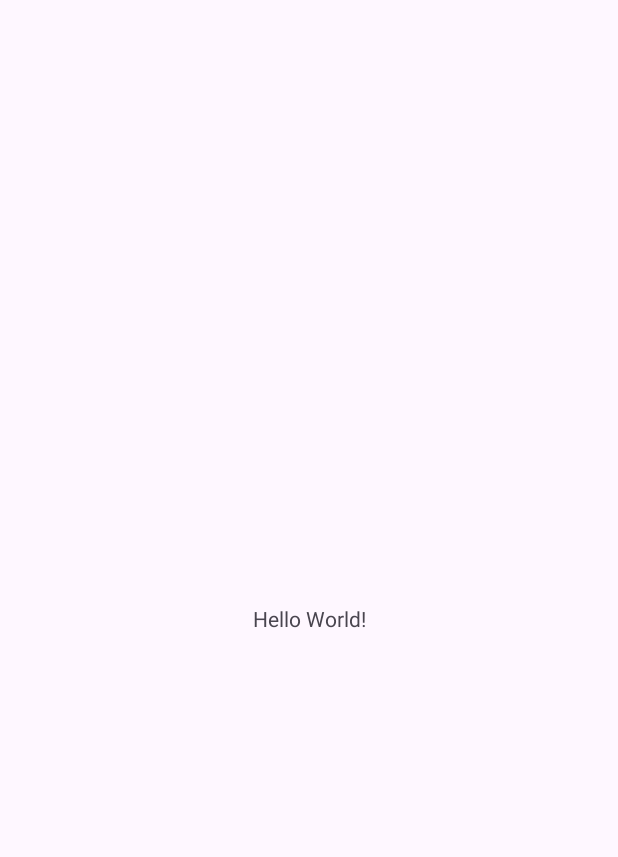
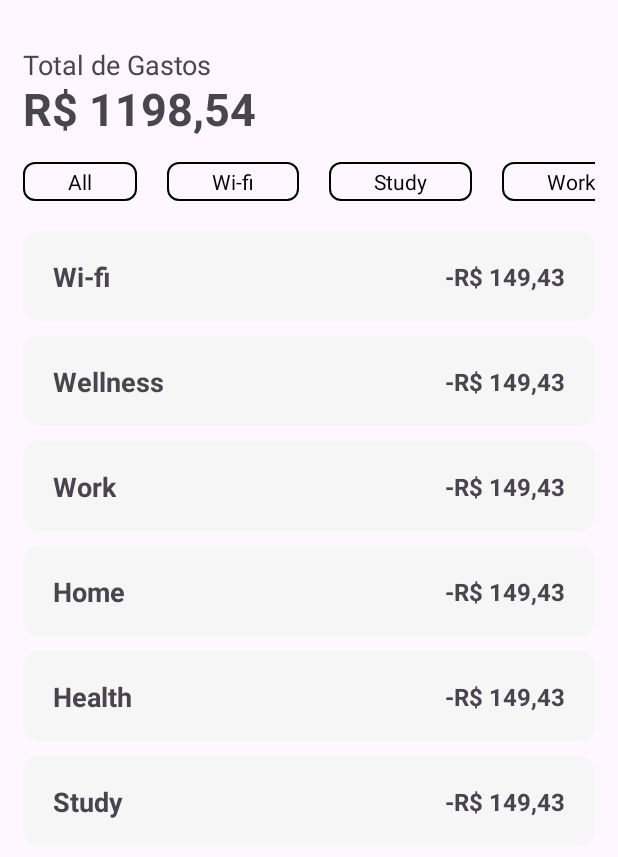
Before and after one commit to pedrocerqueiras/HackSprintFinTrack, an Android app: the screen it shows after launch (MainActivity), on a phone screen of 412 x 824 dp. Before the commit the part shown is almost empty. Shown: the top 857 px of the screen. Run offline under Robolectric (Android 15) with nearby library versions, the phone set to English and light mode, and no system bars.

Commit message:
Tela inicial do projeto

```diff
--- /dev/null
+++ b/app/src/main/java/com/example/fintrack/CategoryListAdapter.kt
@@ -0,0 +1,60 @@
+package com.example.fintrack
+
+import android.view.LayoutInflater
+import android.view.View
+import android.view.ViewGroup
+import android.widget.TextView
+import androidx.recyclerview.widget.DiffUtil
+import androidx.recyclerview.widget.ListAdapter
+import androidx.recyclerview.widget.RecyclerView
+
+class CategoryListAdapter :
+    ListAdapter<CategoryUiData, CategoryListAdapter.CategoryViewHolder>(CategoryDiffUtils()) {
+
+
+    private lateinit var onClick: (CategoryUiData) -> Unit
+
+    fun setOnClickListener(onClick: (CategoryUiData) -> Unit) {
+        this.onClick = onClick
+    }
+
+
+    override fun onCreateViewHolder(parent: ViewGroup, viewType: Int): CategoryViewHolder {
+        val view: View = LayoutInflater
+            .from(parent.context)
+            .inflate(R.layout.item_category, parent, false)
+
+        return CategoryViewHolder(view)
+    }
+
+    override fun onBindViewHolder(holder: CategoryViewHolder, position: Int) {
+        val category = getItem(position)
+        holder.bind(category, onClick)
+    }
+
+    class CategoryViewHolder(private val view: View) : RecyclerView.ViewHolder(view) {
+        val tvCategory = view.findViewById<TextView>(R.id.tv_category)
+
+        fun bind(categoryUiData: CategoryUiData, onClick: (CategoryUiData) -> Unit) {
+            tvCategory.text = categoryUiData.name
+            tvCategory.isSelected = categoryUiData.isSelected
+
+            view.setOnClickListener {
+                onClick.invoke(categoryUiData)
+            }
+        }
+    }
+
+    class CategoryDiffUtils: DiffUtil.ItemCallback<CategoryUiData>() {
+        override fun areItemsTheSame(oldItem: CategoryUiData, newItem: CategoryUiData): Boolean {
+            return oldItem == newItem
+        }
+
+        override fun areContentsTheSame(oldItem: CategoryUiData, newItem: CategoryUiData): Boolean {
+            return oldItem.name == newItem.name
+        }
+
+    }
+
+
+}
--- /dev/null
+++ b/app/src/main/java/com/example/fintrack/CategoryUiData.kt
@@ -0,0 +1,6 @@
+package com.example.fintrack
+
+data class CategoryUiData(
+    val name: String,
+    val isSelected: Boolean
+)
--- /dev/null
+++ b/app/src/main/java/com/example/fintrack/ExpenseListAdapter.kt
@@ -0,0 +1,49 @@
+package com.example.fintrack
+
+import android.view.LayoutInflater
+import android.view.View
+import android.view.ViewGroup
+import android.widget.TextView
+import androidx.recyclerview.widget.DiffUtil.ItemCallback
+import androidx.recyclerview.widget.ListAdapter
+import androidx.recyclerview.widget.RecyclerView
+
+class ExpenseListAdapter :
+    ListAdapter<ExpenseUiData, ExpenseListAdapter.ViewHolderExpense>(ExpenseDiffUtil()) {
+
+    override fun onCreateViewHolder(parent: ViewGroup, viewType: Int): ViewHolderExpense {
+        val view = LayoutInflater
+            .from(parent.context)
+            .inflate(R.layout.item_expense, parent, false)
+
+        return ViewHolderExpense(view)
+    }
+
+    override fun onBindViewHolder(holder: ViewHolderExpense, position: Int) {
+        val expense = getItem(position)
+        holder.bind(expense)
+    }
+
+    class ViewHolderExpense(private val view: View) : RecyclerView.ViewHolder(view) {
+        val tvTittle = view.findViewById<TextView>(R.id.tv_expense_tittle)
+        val tvAmount = view.findViewById<TextView>(R.id.tv_expense_amount)
+
+        fun bind(expenseUiData: ExpenseUiData) {
+            val formattedAmount = " -R$ ${expenseUiData.amount.toString().replace(".", ",")}"
+            tvTittle.text = expenseUiData.category
+            tvAmount.text = formattedAmount
+        }
+    }
+
+    class ExpenseDiffUtil : ItemCallback<ExpenseUiData>() {
+        override fun areItemsTheSame(oldItem: ExpenseUiData, newItem: ExpenseUiData): Boolean {
+            return oldItem == newItem
+        }
+
+        override fun areContentsTheSame(oldItem: ExpenseUiData, newItem: ExpenseUiData): Boolean {
+            return oldItem.category == newItem.category
+        }
+
+    }
+
+}
--- /dev/null
+++ b/app/src/main/java/com/example/fintrack/ExpenseUiData.kt
@@ -0,0 +1,6 @@
+package com.example.fintrack
+
+data class ExpenseUiData(
+    val category: String,
+    val amount: Float
+)
--- a/app/src/main/java/com/example/fintrack/MainActivity.kt
+++ b/app/src/main/java/com/example/fintrack/MainActivity.kt
@@ -3,12 +3,100 @@ package com.example.fintrack
 import android.os.Bundle
 import androidx.activity.enableEdgeToEdge
 import androidx.appcompat.app.AppCompatActivity
-import androidx.core.view.ViewCompat
-import androidx.core.view.WindowInsetsCompat
+import androidx.recyclerview.widget.RecyclerView
 
 class MainActivity : AppCompatActivity() {
     override fun onCreate(savedInstanceState: Bundle?) {
         super.onCreate(savedInstanceState)
+        enableEdgeToEdge()
         setContentView(R.layout.activity_main)
+
+        val adapterCategory = CategoryListAdapter()
+        val rvCategory = findViewById<RecyclerView>(R.id.rv_category_list)
+
+        val adapterExpense = ExpenseListAdapter()
+        val rvExpense = findViewById<RecyclerView>(R.id.rv_expense_list)
+
+        adapterCategory.setOnClickListener { selected ->
+            val categoryTemp = categories.map { item ->
+                when{
+                    item.name == selected.name && !item.isSelected -> item.copy(isSelected = true)
+                    item.name == selected.name && item.isSelected -> item.copy(isSelected = false)
+                    else -> item
+                }
+            }
+
+            val expenseTemp =
+                if (selected.name != "All") {
+                    amount.filter { it.category == selected.name }
+                } else {
+                    amount
+                }
+            adapterExpense.submitList(expenseTemp)
+
+            adapterCategory.submitList(categoryTemp)
+        }
+
+
+        rvCategory.adapter = adapterCategory
+        adapterCategory.submitList(categories)
+
+        rvExpense.adapter = adapterExpense
+        adapterExpense.submitList(amount)
+
+
+
+
+
+
+
+
     }
+    val categories = listOf(
+        CategoryUiData(
+            name = "All",
+            isSelected = false
+        ),
+        CategoryUiData(
+            name = "Wi-fi",
+            isSelected = false
+        ),
+        CategoryUiData(
+            name = "Study",
+            isSelected = false
+        ),
+        CategoryUiData(
+            name = "Work",
+            isSelected = false
+        ),
+        CategoryUiData(
+            name = "Wellness",
+            isSelected = false
+        ),
+        CategoryUiData(
+            name = "Home",
+            isSelected = false
+        ),
+        CategoryUiData(
+            name = "Health",
+            isSelected = false
+        ),
+    )
+
+    val amount = listOf(
+        ExpenseUiData(
+            "Wi-fi",149.43f ),
+        ExpenseUiData(
+            "Wellness",149.43f ),
+        ExpenseUiData(
+            "Work",149.43f ),
+        ExpenseUiData(
+            "Home",149.43f ),
+        ExpenseUiData(
+            "Health",149.43f ),
+        ExpenseUiData(
+            "Study",149.43f ),
+    )
+
+
 }
--- /dev/null
+++ b/app/src/main/res/drawable/filter_border_background.xml
@@ -0,0 +1,20 @@
+<?xml version="1.0" encoding="utf-8"?>
+<selector xmlns:android="http://schemas.android.com/apk/res/android">
+    <item android:state_selected="true">
+        <shape android:shape="rectangle">
+            <solid android:color="@color/black" />
+            <corners android:radius="7dp" />
+        </shape>
+        <color android:color="@android:color/white" />
+    </item>
+
+    <!-- Not selected state -->
+    <item>
+        <shape android:shape="rectangle">
+            <corners android:radius="7dp" />
+            <stroke android:width="1dp" android:color="@color/black" />
+        </shape>
+        <color android:color="@color/black" />
+    </item>
+
+</selector>
--- /dev/null
+++ b/app/src/main/res/drawable/filter_text_color.xml
@@ -0,0 +1,9 @@
+<?xml version="1.0" encoding="utf-8"?>
+<selector xmlns:android="http://schemas.android.com/apk/res/android">
+
+    <!-- Selected state -->
+    <item android:color="@android:color/white" android:state_selected="true" />
+    <!-- Not selected state -->
+    <item android:color="@color/black" />
+
+</selector>
--- a/app/src/main/res/layout/activity_main.xml
+++ b/app/src/main/res/layout/activity_main.xml
@@ -5,15 +5,52 @@
     android:id="@+id/main"
     android:layout_width="match_parent"
     android:layout_height="match_parent"
+    android:layout_margin="15dp"
+
     tools:context=".MainActivity">
 
     <TextView
+        android:id="@+id/textView"
         android:layout_width="wrap_content"
         android:layout_height="wrap_content"
-        android:text="Hello World!"
+        android:layout_marginTop="15dp"
+        android:text="Total de Gastos"
+        android:textSize="18dp"
+        app:layout_constraintStart_toStartOf="parent"
+        app:layout_constraintTop_toTopOf="parent" />
+
+    <TextView
+        android:id="@+id/tv_valor_gasto"
+        android:layout_width="wrap_content"
+        android:layout_height="wrap_content"
+        android:layout_marginTop="-3dp"
+        android:text="R$ 1198,54"
+        android:textSize="30dp"
+        android:textStyle="bold"
+        app:layout_constraintStart_toStartOf="parent"
+        app:layout_constraintTop_toBottomOf="@+id/textView" />
+
+    <androidx.recyclerview.widget.RecyclerView
+        android:id="@+id/rv_category_list"
+        android:layout_width="match_parent"
+        android:layout_height="wrap_content"
+        android:layout_marginTop="15dp"
+        android:orientation="horizontal"
+        app:layoutManager="androidx.recyclerview.widget.LinearLayoutManager"
+        app:layout_constraintEnd_toEndOf="parent"
+        app:layout_constraintStart_toStartOf="parent"
+        app:layout_constraintTop_toBottomOf="@+id/tv_valor_gasto" />
+
+    <androidx.recyclerview.widget.RecyclerView
+        android:id="@+id/rv_expense_list"
+        android:layout_width="0dp"
+        android:layout_height="0dp"
+        android:layout_marginTop="10dp"
+        app:layoutManager="androidx.recyclerview.widget.LinearLayoutManager"
         app:layout_constraintBottom_toBottomOf="parent"
         app:layout_constraintEnd_toEndOf="parent"
         app:layout_constraintStart_toStartOf="parent"
-        app:layout_constraintTop_toTopOf="parent" />
+        app:layout_constraintTop_toBottomOf="@+id/rv_category_list" />
+
 
 </androidx.constraintlayout.widget.ConstraintLayout>
--- /dev/null
+++ b/app/src/main/res/layout/item_category.xml
@@ -0,0 +1,31 @@
+<?xml version="1.0" encoding="utf-8"?>
+
+
+<androidx.constraintlayout.widget.ConstraintLayout xmlns:android="http://schemas.android.com/apk/res/android"
+    xmlns:app="http://schemas.android.com/apk/res-auto"
+    xmlns:tools="http://schemas.android.com/tools"
+    android:layout_width="wrap_content"
+    android:layout_height="wrap_content"
+    android:paddingEnd="20dp"
+    >
+
+
+    <TextView
+        android:id="@+id/tv_category"
+        android:layout_width="wrap_content"
+        android:layout_height="wrap_content"
+        android:background="@drawable/filter_border_background"
+        android:paddingStart="30dp"
+        android:paddingTop="3dp"
+        android:paddingEnd="30dp"
+        android:paddingBottom="3dp"
+        android:textColor="@drawable/filter_text_color"
+        android:textSize="14sp"
+        app:layout_constraintBottom_toBottomOf="parent"
+        app:layout_constraintStart_toStartOf="parent"
+        app:layout_constraintTop_toTopOf="parent"
+        tools:text="STUDY" />
+
+
+
+</androidx.constraintlayout.widget.ConstraintLayout>
--- /dev/null
+++ b/app/src/main/res/layout/item_expense.xml
@@ -0,0 +1,55 @@
+<?xml version="1.0" encoding="utf-8"?>
+<androidx.constraintlayout.widget.ConstraintLayout xmlns:android="http://schemas.android.com/apk/res/android"
+    xmlns:app="http://schemas.android.com/apk/res-auto"
+    xmlns:tools="http://schemas.android.com/tools"
+    android:layout_width="match_parent"
+    android:layout_height="wrap_content"
+    android:layout_marginTop="10dp">
+
+
+    <androidx.cardview.widget.CardView
+        android:layout_width="match_parent"
+        android:layout_height="60dp"
+        app:cardBackgroundColor="#F6F6F6"
+        app:cardCornerRadius="10dp"
+        app:layout_constraintBottom_toBottomOf="parent"
+        app:layout_constraintEnd_toEndOf="parent"
+        app:layout_constraintStart_toStartOf="parent"
+        app:layout_constraintTop_toTopOf="parent">
+
+        <androidx.constraintlayout.widget.ConstraintLayout
+            android:layout_width="match_parent"
+            android:layout_height="match_parent"
+            android:padding="10dp">
+
+            <TextView
+                android:id="@+id/tv_expense_tittle"
+                android:layout_width="wrap_content"
+                android:layout_height="wrap_content"
+                android:layout_marginStart="10dp"
+                android:text="Wi-fi"
+                android:textSize="18dp"
+                android:textStyle="bold"
+                app:layout_constraintBottom_toBottomOf="parent"
+                app:layout_constraintStart_toStartOf="parent"
+                app:layout_constraintTop_toTopOf="parent" />
+
+            <TextView
+                android:id="@+id/tv_expense_amount"
+                android:layout_width="wrap_content"
+                android:layout_height="wrap_content"
+                android:layout_marginEnd="10dp"
+                android:text="-R$120,00"
+                android:textSize="16dp"
+                android:textStyle="bold"
+                app:layout_constraintBottom_toBottomOf="parent"
+                app:layout_constraintEnd_toEndOf="parent"
+                app:layout_constraintTop_toTopOf="parent" />
+
+        </androidx.constraintlayout.widget.ConstraintLayout>
+
+
+    </androidx.cardview.widget.CardView>
+
+
+</androidx.constraintlayout.widget.ConstraintLayout>
```
